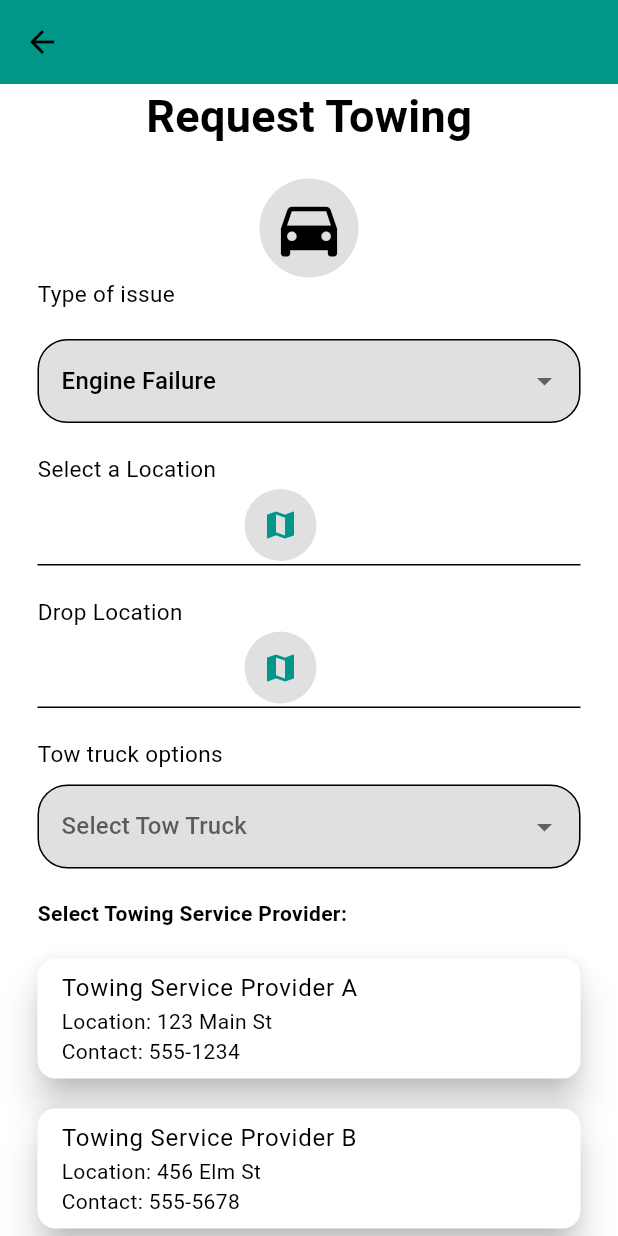
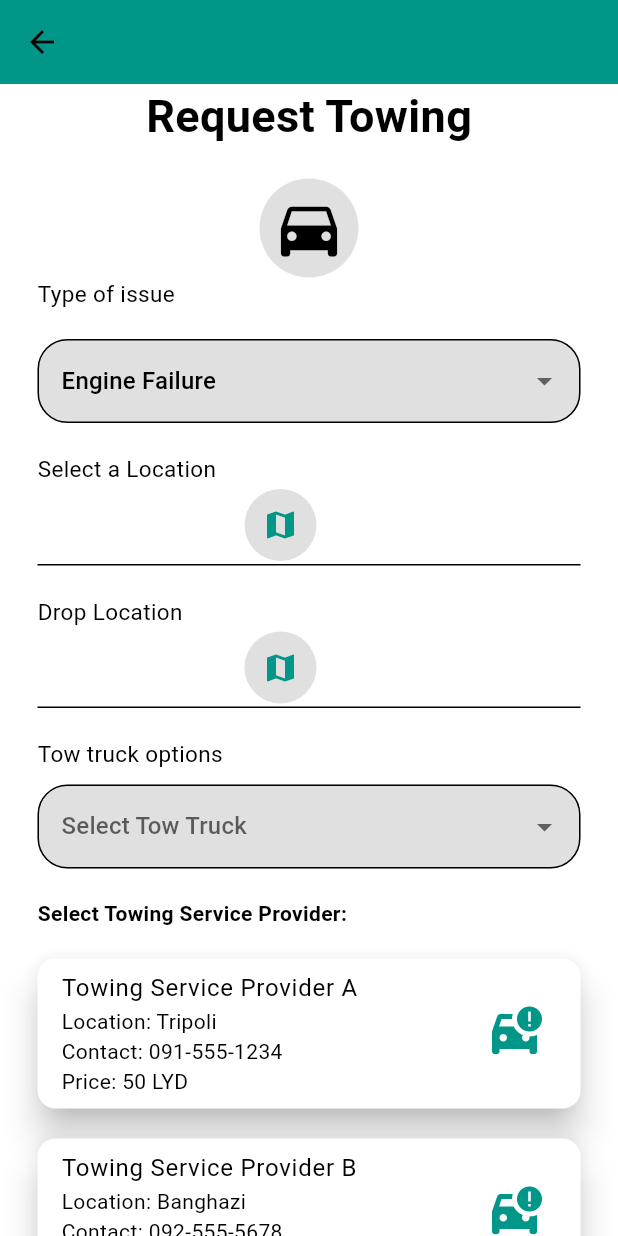
Before and after one commit to ZahreddenZromly/Quadro, a Flutter app: the RequestTowingForm screen opened directly, on a phone screen of 412 x 824 dp. Run offline on Flutter 3.47's test engine with Material 3 defaults, Android fonts, the phone set to English and light mode, and no system bars; our stand-ins replace cloud_firestore, firebase_auth, firebase_core, flutter_rating_bar, google_nav_bar, image_picker and 2 more; missing offline and left inert: flutter_inner_shadow; accounts and stored records are empty.

Commit message:
changes 2 done

```diff
--- a/lib/towing_user/request_towing.dart
+++ b/lib/towing_user/request_towing.dart
@@ -41,9 +41,9 @@ class _RequestTowingFormState extends State<RequestTowingForm> {
     'Integrated Tow Truck',
   ];
   List<Map<String, String>> towingServices = [
-    {'name': 'Towing Service Provider A', 'location': '123 Main St', 'contact': '555-1234'},
-    {'name': 'Towing Service Provider B', 'location': '456 Elm St', 'contact': '555-5678'},
-    {'name': 'Towing Service Provider C', 'location': '789 Oak St', 'contact': '555-9012'},
+    {'name': 'Towing Service Provider A', 'location': 'Tripoli', 'contact': '091-555-1234','price': '50 LYD'},
+    {'name': 'Towing Service Provider B', 'location': 'Banghazi', 'contact': '092-555-5678', 'price': '50 LYD'},
+    {'name': 'Towing Service Provider C', 'location': 'Tripoli', 'contact': '091-555-9012', 'price': '50 LYD'},
   ];
 
   @override
@@ -240,11 +240,13 @@ class _RequestTowingFormState extends State<RequestTowingForm> {
                       margin: EdgeInsets.symmetric(vertical: 10, horizontal: 25),
                       child: ListTile(
                         title: Text(service['name']!),
+                        trailing: Icon(Icons.car_crash,color: Colors.teal,size: 40),
                         subtitle: Column(
                           crossAxisAlignment: CrossAxisAlignment.start,
                           children: [
                             Text('Location: ${service['location']}'),
                             Text('Contact: ${service['contact']}'),
+                            Text('Price: ${service['price']}'),
                           ],
                         ),
                         onTap: () {
```
